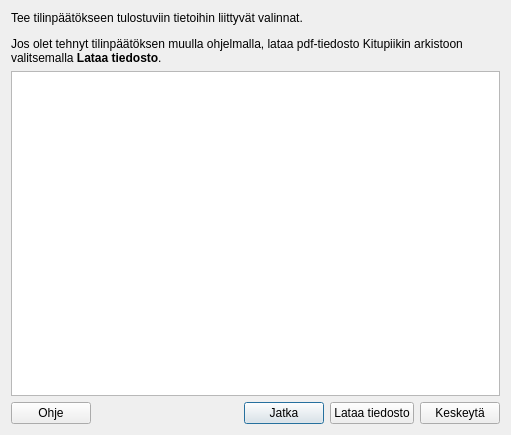
Qt form kitupiikki/tilinpaatoseditori/tpaloitus.ui (artoh/kitupiikki) before a commit.
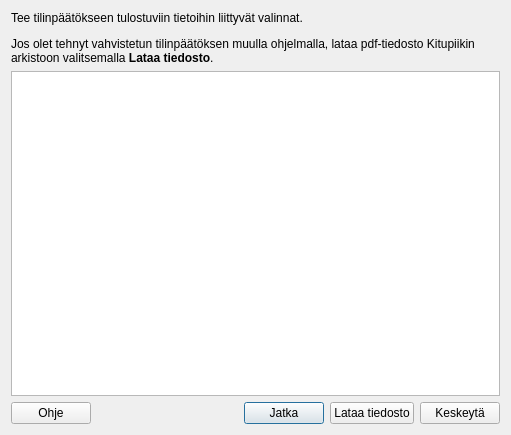
The same form after that commit. Icons and pictures are not drawn.

Patch:
```diff
--- a/kitupiikki/tilinpaatoseditori/tpaloitus.ui
+++ b/kitupiikki/tilinpaatoseditori/tpaloitus.ui
@@ -17,7 +17,7 @@
    <item>
     <widget class="QLabel" name="label">
      <property name="text">
-      <string>&lt;html&gt;&lt;head/&gt;&lt;body&gt;&lt;p&gt;Tee tilinpäätökseen tulostuviin tietoihin liittyvät valinnat.&lt;/p&gt;&lt;p&gt;Jos olet tehnyt tilinpäätöksen muulla ohjelmalla, lataa pdf-tiedosto Kitupiikin arkistoon valitsemalla &lt;span style=&quot; font-weight:600;&quot;&gt;Lataa tiedosto&lt;/span&gt;.&lt;/p&gt;&lt;/body&gt;&lt;/html&gt;</string>
+      <string>&lt;html&gt;&lt;head/&gt;&lt;body&gt;&lt;p&gt;Tee tilinpäätökseen tulostuviin tietoihin liittyvät valinnat.&lt;/p&gt;&lt;p&gt;Jos olet tehnyt vahvistetun tilinpäätöksen muulla ohjelmalla, lataa pdf-tiedosto Kitupiikin arkistoon valitsemalla &lt;span style=&quot; font-weight:600;&quot;&gt;Lataa tiedosto&lt;/span&gt;.&lt;/p&gt;&lt;/body&gt;&lt;/html&gt;</string>
      </property>
      <property name="wordWrap">
       <bool>true</bool>
```
